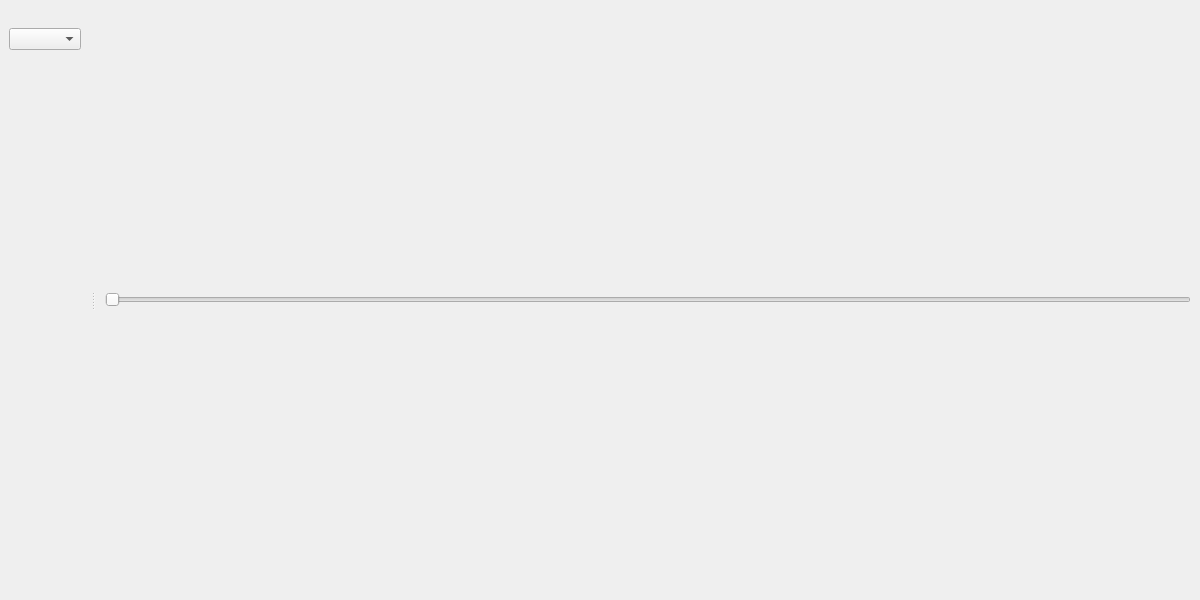
This is src/vis/mainWindow.ui in Martin-Bela/Brain-Vis as Qt 5 draws it before an edit. The edited form follows.
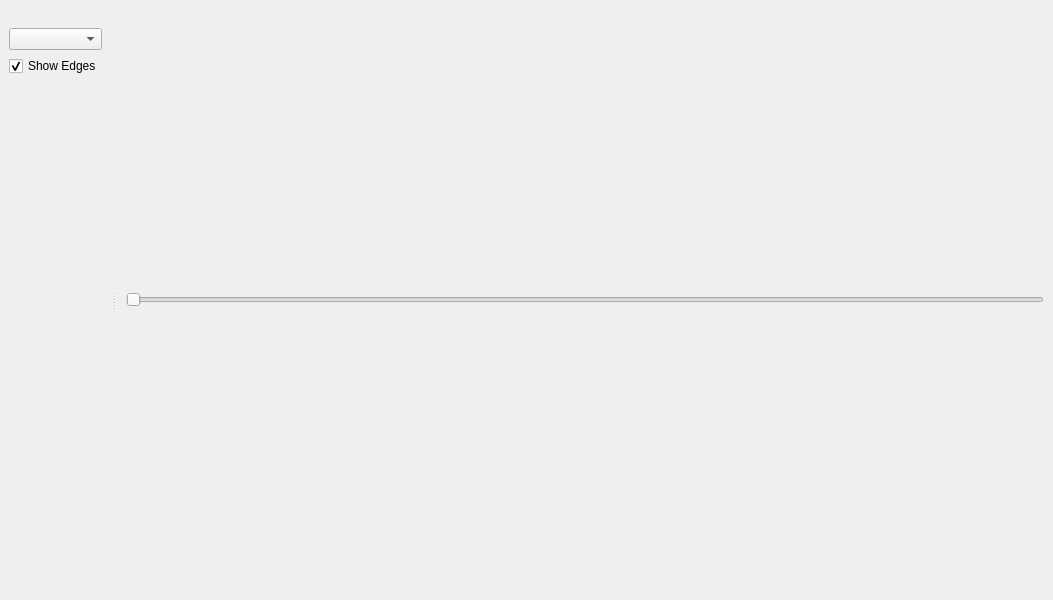
This is the edited form.

Commit message: Add checkbox to show/hide edges

What changed in the file:
```diff
--- a/src/vis/mainWindow.ui
+++ b/src/vis/mainWindow.ui
@@ -6,7 +6,7 @@
    <rect>
     <x>0</x>
     <y>0</y>
-    <width>1200</width>
+    <width>1053</width>
     <height>600</height>
    </rect>
   </property>
@@ -48,6 +48,16 @@
        <item>
         <widget class="QComboBox" name="comboBox"/>
        </item>
+       <item>
+        <widget class="QCheckBox" name="showEdgesCheckBox">
+         <property name="text">
+          <string>Show Edges</string>
+         </property>
+         <property name="checked">
+          <bool>true</bool>
+         </property>
+        </widget>
+       </item>
        <item>
         <spacer name="verticalSpacer">
          <property name="orientation">
```
The commit also changes 2 other files.
